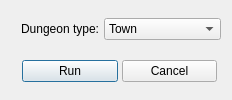
Qt form source/patchtilesetdialog.ui (pionere/d1-graphics-tool) before a commit.
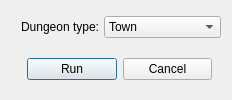
The same form after that commit.

Patch:
```diff
--- a/source/patchtilesetdialog.ui
+++ b/source/patchtilesetdialog.ui
@@ -76,21 +76,6 @@
    <item>
     <widget class="QWidget" native="true">
      <layout class="QHBoxLayout">
-      <property name="spacing">
-       <number>4</number>
-      </property>
-      <property name="leftMargin">
-       <number>4</number>
-      </property>
-      <property name="topMargin">
-       <number>4</number>
-      </property>
-      <property name="rightMargin">
-       <number>4</number>
-      </property>
-      <property name="bottomMargin">
-       <number>4</number>
-      </property>
       <item>
        <spacer>
         <property name="orientation">
```
